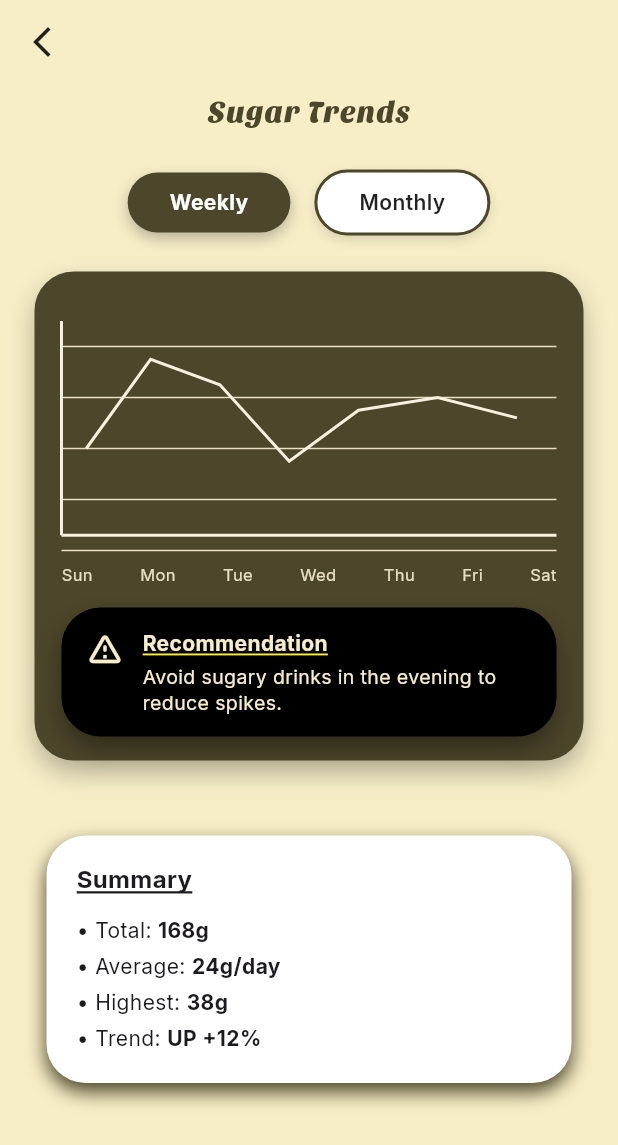
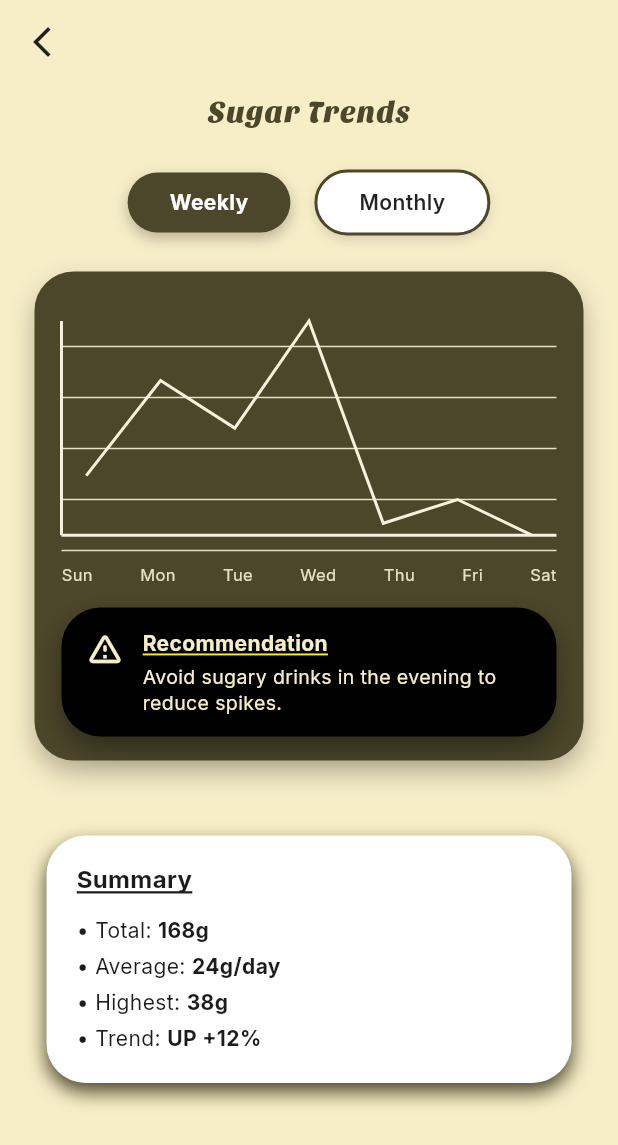
Before and after one commit to balbinopb/sweetTake_app, a Flutter app: the screen it shows after launch, on a phone screen of 412 x 824 dp. Shown: the top 1145 px of the screen. Run offline on Flutter 3.47's test engine with Material 3 defaults, Android fonts, the light colour scheme and no system bars; our stand-ins replace get, google_fonts; Roboto replaces fonts that are missing (SansitaOne).

```diff
--- a/lib/app/modules/graph/controllers/graph_controller.dart
+++ b/lib/app/modules/graph/controllers/graph_controller.dart
@@ -1,23 +1,62 @@
 import 'package:get/get.dart';
 
+/// Periode grafik: mingguan / bulanan
+enum GraphPeriod { weekly, monthly }
+
 class GraphController extends GetxController {
-  //TODO: Implement GraphController
+  /// Periode yang dipilih (default: weekly)
+  final period = GraphPeriod.weekly.obs;
 
-  final count = 0.obs;
-  @override
-  void onInit() {
-    super.onInit();
+  /// Label untuk chart mingguan (Sun..Sat)
+  final weeklyLabels = <String>['Sun', 'Mon', 'Tue', 'Wed', 'Thu', 'Fri', 'Sat'].obs;
+
+  /// Data gula mingguan (dummy, dalam gram)
+  final weeklySugar = <double>[22, 30, 26, 35, 18, 20, 17].obs;
+
+  /// Label untuk chart bulanan (misal 4 minggu)
+  final monthlyLabels = <String>['W1', 'W2', 'W3', 'W4'].obs;
+
+  /// Data gula bulanan (dummy, total per minggu)
+  final monthlySugar = <double>[160, 175, 168, 180].obs;
+
+  /// Summary (default: weekly, biar cocok sama teks awal)
+  final total = 168.0.obs;          // Total gula (gram)
+  final averagePerDay = 24.0.obs;   // Rata-rata per hari (gram/hari)
+  final highest = 38.0.obs;         // Nilai tertinggi (gram)
+  final trendText = 'UP +12%'.obs;  // Tren (teks)
+
+  /// Recommendation text
+  final recommendation = 'Avoid sugary drinks in the evening to reduce spikes.'
+      .obs;
+
+  /// Getter untuk data yang sedang aktif dipakai chart
+  List<String> get currentLabels =>
+      period.value == GraphPeriod.weekly ? weeklyLabels : monthlyLabels;
+
+  List<double> get currentSugar =>
+      period.value == GraphPeriod.weekly ? weeklySugar : monthlySugar;
+
+  /// Ganti periode grafik
+  void setPeriod(GraphPeriod value) {
+    if (period.value == value) return;
+    period.value = value;
+
+    // Contoh: update summary kalau pindah periode
+    if (period.value == GraphPeriod.weekly) {
+      total.value = 168;
+      averagePerDay.value = 24;
+      highest.value = 38;
+      trendText.value = 'UP +12%';
+      recommendation.value =
+          'Avoid sugary drinks in the evening to reduce spikes.';
+    } else {
+      // contoh summary bulanan (dummy)
+      total.value = 683; // 160+175+168+180
+      averagePerDay.value = 22; // misal rata-rata
+      highest.value = 180;
+      trendText.value = 'STABLE +3%';
+      recommendation.value =
+          'Maintain your current routine and monitor weekly spikes.';
+    }
   }
-
-  @override
-  void onReady() {
-    super.onReady();
-  }
-
-  @override
-  void onClose() {
-    super.onClose();
-  }
-
-  void increment() => count.value++;
 }
--- a/lib/app/modules/graph/views/graph_view.dart
+++ b/lib/app/modules/graph/views/graph_view.dart
@@ -45,19 +45,30 @@ class GraphView extends GetView<GraphController> {
               ),
               const SizedBox(height: 24),
 
-              // Weekly / Monthly toggle
-              Row(
+              // Weekly / Monthly toggle (reactive)
+              Obx(() {
+                final isWeekly =
+                    controller.period.value == GraphPeriod.weekly;
+                final isMonthly =
+                    controller.period.value == GraphPeriod.monthly;
+
+                return Row(
                   mainAxisAlignment: MainAxisAlignment.center,
                   children: [
-                  // Weekly (active)
-                  Container(
+                    // Weekly
+                    GestureDetector(
+                      onTap: () => controller.setPeriod(GraphPeriod.weekly),
+                      child: Container(
                         padding: const EdgeInsets.symmetric(
                           horizontal: 28,
                           vertical: 10,
                         ),
                         decoration: BoxDecoration(
-                      color: pillBrown,
+                          color: isWeekly ? pillBrown : Colors.white,
                           borderRadius: BorderRadius.circular(999),
+                          border: isWeekly
+                              ? null
+                              : Border.all(color: pillBorder, width: 2),
                           boxShadow: const [
                             BoxShadow(
                               blurRadius: 8,
@@ -66,27 +77,32 @@ class GraphView extends GetView<GraphController> {
                             ),
                           ],
                         ),
-                    child: const Text(
+                        child: Text(
                           'Weekly',
                           style: TextStyle(
-                        color: Colors.white,
+                            color: isWeekly ? Colors.white : Colors.black87,
                             fontWeight: FontWeight.w700,
+                          ),
                         ),
                       ),
                     ),
 
                     const SizedBox(width: 16),
 
-                  // Monthly (inactive)
-                  Container(
+                    // Monthly
+                    GestureDetector(
+                      onTap: () => controller.setPeriod(GraphPeriod.monthly),
+                      child: Container(
                         padding: const EdgeInsets.symmetric(
                           horizontal: 28,
                           vertical: 10,
                         ),
                         decoration: BoxDecoration(
-                      color: Colors.white,
+                          color: isMonthly ? pillBrown : Colors.white,
                           borderRadius: BorderRadius.circular(999),
-                      border: Border.all(color: pillBorder, width: 2),
+                          border: isMonthly
+                              ? null
+                              : Border.all(color: pillBorder, width: 2),
                           boxShadow: const [
                             BoxShadow(
                               blurRadius: 6,
@@ -95,21 +111,27 @@ class GraphView extends GetView<GraphController> {
                             ),
                           ],
                         ),
-                    child: const Text(
+                        child: Text(
                           'Monthly',
                           style: TextStyle(
-                        color: Colors.black87,
+                            color: isMonthly ? Colors.white : Colors.black87,
                             fontWeight: FontWeight.w600,
                           ),
                         ),
                       ),
+                    ),
                   ],
-              ),
+                );
+              }),
 
               const SizedBox(height: 24),
 
-              // Card chart
-              Container(
+              // Card chart (reactive)
+              Obx(() {
+                final labels = controller.currentLabels;
+                final values = controller.currentSugar;
+
+                return Container(
                   width: double.infinity,
                   padding: const EdgeInsets.symmetric(
                     horizontal: 18,
@@ -135,20 +157,16 @@ class GraphView extends GetView<GraphController> {
                           SizedBox(
                             height: 170,
                             width: double.infinity,
-                          child: CustomPaint(painter: _SugarChartPainter()),
+                            child: CustomPaint(
+                              painter: _SugarChartPainter(values: values),
+                            ),
                           ),
                           const SizedBox(height: 8),
-                        const Row(
+                          Row(
                             mainAxisAlignment: MainAxisAlignment.spaceBetween,
-                          children: [
-                            _ChartLabel('Sun'),
-                            _ChartLabel('Mon'),
-                            _ChartLabel('Tue'),
-                            _ChartLabel('Wed'),
-                            _ChartLabel('Thu'),
-                            _ChartLabel('Fri'),
-                            _ChartLabel('Sat'),
-                          ],
+                            children: labels
+                                .map((text) => _ChartLabel(text))
+                                .toList(),
                           ),
 
                           // memberi ruang untuk recommendation card
@@ -156,7 +174,7 @@ class GraphView extends GetView<GraphController> {
                         ],
                       ),
 
-                    // === RECOMMENDATION CARD (floating) ===
+                      // === RECOMMENDATION CARD (floating, reactive text) ===
                       Positioned(
                         left: 0,
                         right: 0,
@@ -190,8 +208,8 @@ class GraphView extends GetView<GraphController> {
                               Expanded(
                                 child: Column(
                                   crossAxisAlignment: CrossAxisAlignment.start,
-                                children: const [
-                                  Text(
+                                  children: [
+                                    const Text(
                                       'Recommendation',
                                       style: TextStyle(
                                         fontWeight: FontWeight.w700,
@@ -200,15 +218,17 @@ class GraphView extends GetView<GraphController> {
                                         color: Color(0xFFF7EEC8),
                                       ),
                                     ),
-                                  SizedBox(height: 4),
-                                  Text(
-                                    'Avoid sugary drinks in the evening to reduce spikes.',
-                                    style: TextStyle(
+                                    const SizedBox(height: 4),
+                                    Obx(() {
+                                      return Text(
+                                        controller.recommendation.value,
+                                        style: const TextStyle(
                                           color: Color(0xFFF7EEC8),
                                           fontSize: 13,
                                           height: 1.3,
                                         ),
-                                  ),
+                                      );
+                                    }),
                                   ],
                                 ),
                               ),
@@ -218,14 +238,16 @@ class GraphView extends GetView<GraphController> {
                       ),
                     ],
                   ),
-              ),
+                );
+              }),
 
               const SizedBox(height: 18),
 
               const SizedBox(height: 32),
 
-              // Summary card (putih)
-              Container(
+              // Summary card (putih, reactive)
+              Obx(() {
+                return Container(
                   width: double.infinity,
                   margin: const EdgeInsets.symmetric(horizontal: 8),
                   padding: const EdgeInsets.symmetric(
@@ -245,8 +267,8 @@ class GraphView extends GetView<GraphController> {
                   ),
                   child: Column(
                     crossAxisAlignment: CrossAxisAlignment.start,
-                  children: const [
-                    Text(
+                    children: [
+                      const Text(
                         'Summary',
                         style: TextStyle(
                           fontWeight: FontWeight.w700,
@@ -254,14 +276,29 @@ class GraphView extends GetView<GraphController> {
                           fontSize: 16,
                         ),
                       ),
-                    SizedBox(height: 10),
-                    _SummaryRow(label: 'Total', value: '168g'),
-                    _SummaryRow(label: 'Average', value: '24g/day'),
-                    _SummaryRow(label: 'Highest', value: '38g'),
-                    _SummaryRow(label: 'Trend', value: 'UP +12%'),
+                      const SizedBox(height: 10),
+                      _SummaryRow(
+                        label: 'Total',
+                        value: '${controller.total.value.toStringAsFixed(0)}g',
+                      ),
+                      _SummaryRow(
+                        label: 'Average',
+                        value:
+                            '${controller.averagePerDay.value.toStringAsFixed(0)}g/day',
+                      ),
+                      _SummaryRow(
+                        label: 'Highest',
+                        value:
+                            '${controller.highest.value.toStringAsFixed(0)}g',
+                      ),
+                      _SummaryRow(
+                        label: 'Trend',
+                        value: controller.trendText.value,
+                      ),
                     ],
                   ),
-              ),
+                );
+              }),
 
               const SizedBox(height: 32),
             ],
@@ -269,7 +306,7 @@ class GraphView extends GetView<GraphController> {
         ),
       ),
 
-      // Bottom navigation (custom)
+      // Bottom navigation (custom) — kalau mau ditambah nanti
     );
   }
 }
@@ -337,8 +374,12 @@ class _BottomIcon extends StatelessWidget {
   }
 }
 
-/// Painter sederhana untuk chart (garis grid + 1 garis tren)
+/// Painter untuk chart: pakai data dari controller
 class _SugarChartPainter extends CustomPainter {
+  final List<double> values;
+
+  _SugarChartPainter({required this.values});
+
   @override
   void paint(Canvas canvas, Size size) {
     final gridPaint = Paint()
@@ -363,27 +404,45 @@ class _SugarChartPainter extends CustomPainter {
     }
 
     // axes
+    final topAxisY = stepY * 0.5;
+    final bottomAxisY = size.height - stepY * 0.3;
+
     canvas.drawLine(
-      Offset(0, stepY * 0.5),
-      Offset(0, size.height - stepY * 0.3),
+      Offset(0, topAxisY),
+      Offset(0, bottomAxisY),
       axisPaint,
     );
     canvas.drawLine(
-      Offset(0, size.height - stepY * 0.3),
-      Offset(size.width, size.height - stepY * 0.3),
+      Offset(0, bottomAxisY),
+      Offset(size.width, bottomAxisY),
       axisPaint,
     );
 
-    // simple hard-coded trend line (dummy)
-    final points = <Offset>[
-      Offset(size.width * 0.05, size.height * 0.6),
-      Offset(size.width * 0.18, size.height * 0.25),
-      Offset(size.width * 0.32, size.height * 0.35),
-      Offset(size.width * 0.46, size.height * 0.65),
-      Offset(size.width * 0.60, size.height * 0.45),
-      Offset(size.width * 0.76, size.height * 0.40),
-      Offset(size.width * 0.92, size.height * 0.48),
-    ];
+    if (values.length < 2) return;
+
+    // hitung min & max untuk scale
+    double minVal = values.first;
+    double maxVal = values.first;
+    for (final v in values) {
+      if (v < minVal) minVal = v;
+      if (v > maxVal) maxVal = v;
+    }
+    final range = (maxVal - minVal) == 0 ? 1 : (maxVal - minVal);
+
+    final usableHeight = bottomAxisY - topAxisY;
+
+    // generate points dari data
+    final points = <Offset>[];
+    final n = values.length;
+    for (int i = 0; i < n; i++) {
+      final tX = n == 1 ? 0.5 : i / (n - 1); // 0..1
+      final x = size.width * (0.05 + 0.90 * tX); // beri margin kiri/kanan
+
+      final normalized = (values[i] - minVal) / range; // 0..1
+      final y = bottomAxisY - normalized * usableHeight;
+
+      points.add(Offset(x, y));
+    }
 
     final path = Path()..moveTo(points.first.dx, points.first.dy);
     for (int i = 1; i < points.length; i++) {
@@ -393,5 +452,12 @@ class _SugarChartPainter extends CustomPainter {
   }
 
   @override
-  bool shouldRepaint(covariant CustomPainter oldDelegate) => false;
+  bool shouldRepaint(covariant _SugarChartPainter oldDelegate) {
+    // repaint kalau data berubah
+    if (oldDelegate.values.length != values.length) return true;
+    for (int i = 0; i < values.length; i++) {
+      if (oldDelegate.values[i] != values[i]) return true;
     }
+    return false;
+  }
+}
```
Lines whose indentation alone changed are shown as unchanged.
